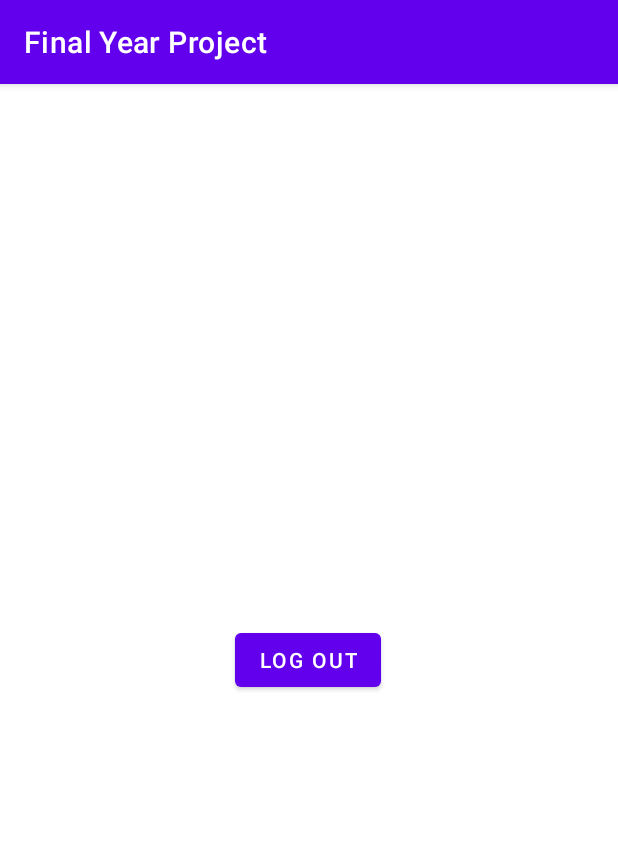
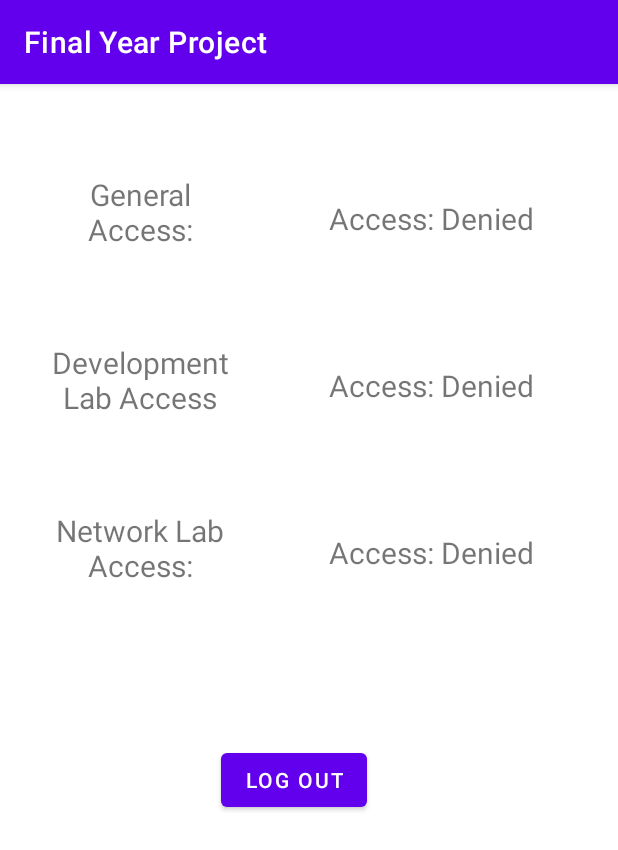
Before and after one commit to patrick31701/Final-Year-Project, an Android app: the LoggedIn screen opened directly, with no data from a screen before it, on a phone screen of 412 x 824 dp. Shown: the top 850 px of the screen. Run offline under Robolectric (Android 15) with nearby library versions, the light colour scheme and no system bars; our stand-ins replace Firebase (no records; nobody signed in at launch, a user with empty details on screens opened directly); 6 statements that could not run were skipped.

Commit message:
Reading data working

```diff
--- a/FinalYearProject/app/src/main/java/com/mad1/finalyearproject/LoggedIn.java
+++ b/FinalYearProject/app/src/main/java/com/mad1/finalyearproject/LoggedIn.java
@@ -3,29 +3,82 @@ package com.mad1.finalyearproject;
 import android.content.Intent;
 import android.os.Bundle;
 import android.widget.Button;
+import android.widget.TextView;
+import android.widget.Toast;
 
 import androidx.appcompat.app.AppCompatActivity;
 
 import com.google.firebase.auth.FirebaseAuth;
 import com.google.firebase.auth.FirebaseUser;
+import com.google.firebase.database.DataSnapshot;
+import com.google.firebase.database.DatabaseError;
+import com.google.firebase.database.DatabaseReference;
+import com.google.firebase.database.FirebaseDatabase;
+import com.google.firebase.database.ValueEventListener;
 
 public class LoggedIn extends AppCompatActivity {
     Button logout;
+    TextView generalAccess, developmentLabAccess, networkLabAccess;
     FirebaseAuth fAuth;
     FirebaseUser user;
+
+
 
     @Override
     protected void onCreate(Bundle savedInstanceState) {
         super.onCreate(savedInstanceState);
         setContentView(R.layout.activity_logged_in);
         logout = findViewById(R.id.btn_logout);
+        generalAccess = findViewById(R.id.generalAccessText);
+        developmentLabAccess = findViewById(R.id.developmentLabAccessText);
+        networkLabAccess = findViewById(R.id.networkLabAccessText);
         fAuth = FirebaseAuth.getInstance();
         user = fAuth.getCurrentUser();
+        String userId = getIntent().getStringExtra("userId");
 
+        //get instance of a eu database
+        FirebaseDatabase database = FirebaseDatabase.getInstance("https://final-year-project-3600b-default-rtdb.europe-west1.firebasedatabase.app/");
+        DatabaseReference myRef = database.getReference("User Info").child(userId);
+
+        // Read from the database
+        myRef.addValueEventListener(new ValueEventListener() {
+            @Override
+            public void onDataChange(DataSnapshot dataSnapshot) {
+                String generalAccess = dataSnapshot.child("Development Labs").getValue().toString();
+                String developmentLabAccess = dataSnapshot.child("General Access").getValue().toString();
+                String networkLabAccess = dataSnapshot.child("Network Labs").getValue().toString();
+
+                if (generalAccess.equals("true")) {
+                    LoggedIn.this.generalAccess.setText("Access: Granted");
+                } else {
+                    LoggedIn.this.generalAccess.setText("Access: Denied");
+                }
+
+                if (developmentLabAccess.equals("true")) {
+                    LoggedIn.this.developmentLabAccess.setText("Access: Granted");
+                } else {
+                    LoggedIn.this.developmentLabAccess.setText("Access: Denied");
+                }
+
+                if (networkLabAccess.equals("true")) {
+                    LoggedIn.this.networkLabAccess.setText("Access: Granted");
+                } else {
+                    LoggedIn.this.networkLabAccess.setText("Access: Denied");
+                }
+            }
+
+            @Override
+            public void onCancelled(DatabaseError error) {
+                // Failed to read value
+                Toast.makeText(LoggedIn.this, "Failed to read value.", Toast.LENGTH_SHORT).show();
+            }
+        });
+        //logout button
         logout.setOnClickListener(v -> {
             fAuth.signOut();
             startActivity(new Intent(getApplicationContext(), MainActivity.class));
             finish();
         });
+
     }
 }
--- a/FinalYearProject/app/src/main/res/layout/activity_logged_in.xml
+++ b/FinalYearProject/app/src/main/res/layout/activity_logged_in.xml
@@ -9,11 +9,80 @@
         android:id="@+id/btn_logout"
         android:layout_width="wrap_content"
         android:layout_height="wrap_content"
+        android:layout_marginBottom="280dp"
+
         android:text="Log Out"
-
         app:layout_constraintBottom_toBottomOf="parent"
         app:layout_constraintEnd_toEndOf="parent"
-        app:layout_constraintHorizontal_bias="0.498"
+        app:layout_constraintHorizontal_bias="0.469"
+        app:layout_constraintStart_toStartOf="parent" />
+
+    <TextView
+        android:id="@+id/textView"
+        android:layout_width="123dp"
+        android:layout_height="52dp"
+        android:layout_marginStart="32dp"
+        android:layout_marginTop="60dp"
+        android:text="General Access:"
+        android:textAlignment="center"
+        android:textSize="20sp"
         app:layout_constraintStart_toStartOf="parent"
         app:layout_constraintTop_toTopOf="parent" />
+
+    <TextView
+        android:id="@+id/textView2"
+        android:layout_width="123dp"
+        android:layout_height="52dp"
+        android:layout_marginStart="32dp"
+        android:layout_marginTop="60dp"
+        android:text="Development Lab Access"
+        android:textAlignment="center"
+        android:textSize="20sp"
+        app:layout_constraintStart_toStartOf="parent"
+        app:layout_constraintTop_toBottomOf="@+id/textView" />
+
+    <TextView
+        android:id="@+id/textView3"
+        android:layout_width="123sp"
+        android:layout_height="52sp"
+        android:layout_marginStart="32dp"
+        android:layout_marginTop="60dp"
+        android:text="Network Lab Access:"
+        android:textAlignment="center"
+        android:textSize="20sp"
+        app:layout_constraintStart_toStartOf="parent"
+        app:layout_constraintTop_toBottomOf="@+id/textView2" />
+
+    <TextView
+        android:id="@+id/generalAccessText"
+        android:layout_width="wrap_content"
+        android:layout_height="wrap_content"
+        android:layout_marginStart="64dp"
+        android:layout_marginTop="76dp"
+        android:text="TextView"
+        android:textSize="20sp"
+        app:layout_constraintStart_toEndOf="@+id/textView"
+        app:layout_constraintTop_toTopOf="parent" />
+
+    <TextView
+        android:id="@+id/developmentLabAccessText"
+        android:layout_width="wrap_content"
+        android:layout_height="wrap_content"
+        android:layout_marginStart="64dp"
+        android:layout_marginTop="84dp"
+        android:text="TextView"
+        android:textSize="20sp"
+        app:layout_constraintStart_toEndOf="@+id/textView2"
+        app:layout_constraintTop_toBottomOf="@+id/generalAccessText" />
+
+    <TextView
+        android:id="@+id/networkLabAccessText"
+        android:layout_width="wrap_content"
+        android:layout_height="wrap_content"
+        android:layout_marginStart="64dp"
+        android:layout_marginTop="84dp"
+        android:text="TextView"
+        android:textSize="20sp"
+        app:layout_constraintStart_toEndOf="@+id/textView3"
+        app:layout_constraintTop_toBottomOf="@+id/developmentLabAccessText" />
 </androidx.constraintlayout.widget.ConstraintLayout>
```
Also changed, not shown: FinalYearProject/app/src/main/java/com/mad1/finalyearproject/MainActivity.java (+8 -4 lines), FinalYearProject/app/src/main/java/com/mad1/finalyearproject/User.java (added, +73 -0 lines).
